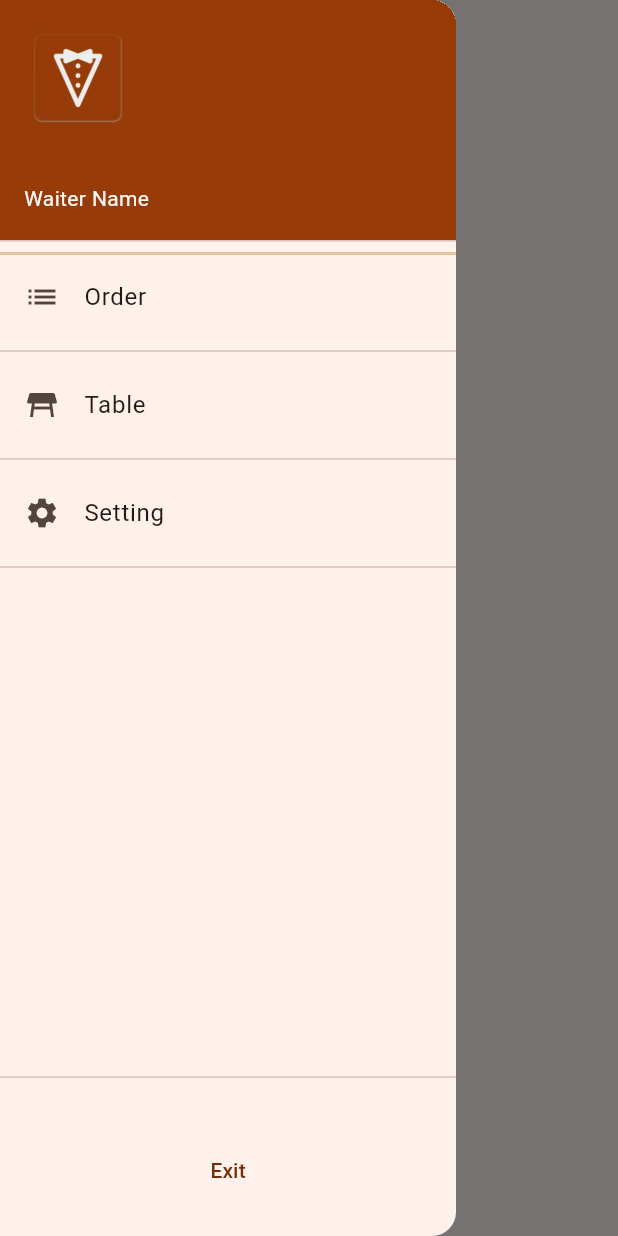
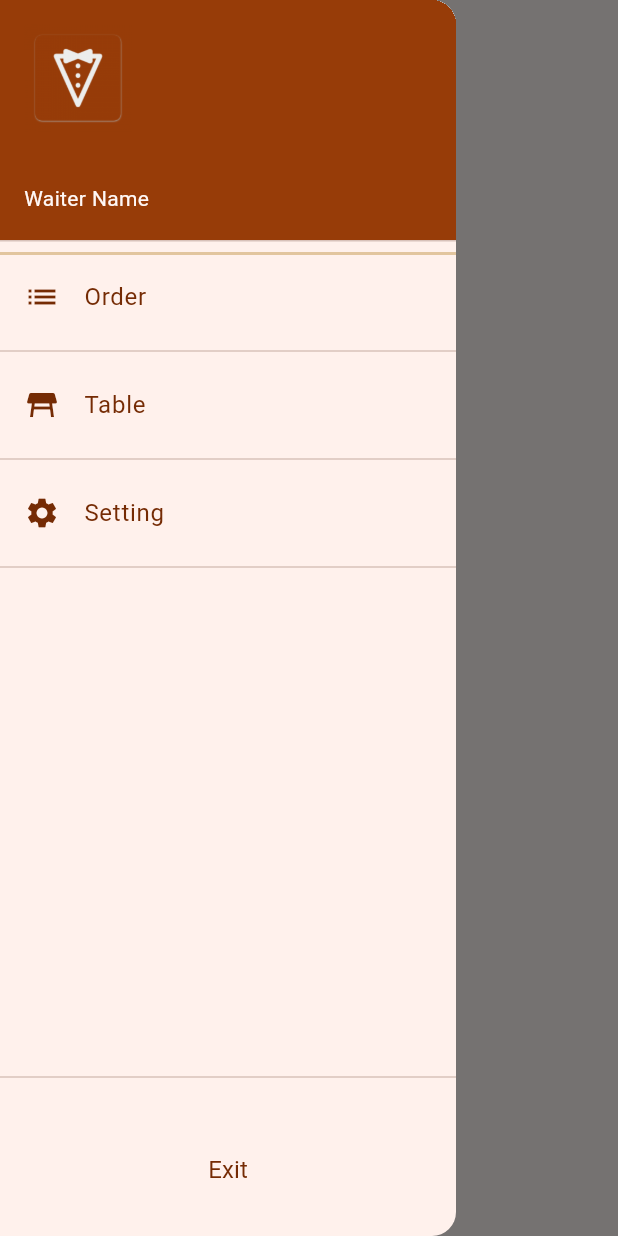
Before and after one commit to BOSDevTeam/waiter_app, a Flutter app: the NavSetting screen opened by its route, with the side drawer open, on a phone screen of 412 x 824 dp. Run offline on Flutter 3.47's test engine with Material 2 defaults, Android fonts, the phone set to English and light mode, and no system bars; our stand-ins replace animated_splash_screen, dio, fluttertoast, hive, hive_flutter, retrofit and 1 more; accounts and stored records are empty; generated files the repository leaves out were written again.

Commit message:
implemented starting code

```diff
--- a/lib/nav_drawer.dart
+++ b/lib/nav_drawer.dart
@@ -1,5 +1,6 @@
 import 'package:flutter/material.dart';
 import 'package:waiter_app/value/app_string.dart';
+import 'package:waiter_app/widget/app_text.dart';
 
 import 'value/app_color.dart';
 
@@ -34,24 +35,28 @@ class _NavDrawerState extends State<NavDrawer> {
             color: AppColor.primary300,
           ),
           ListTile(
-            leading: const Icon(Icons.list),
-            title: const Text(AppString.order),
+            leading: const Icon(
+              Icons.list,
+              color: AppColor.primaryDark,
+            ),
+            title: const AppText(text: AppString.order),
             onTap: () {
               Navigator.of(context).pushReplacementNamed('/nav_order');
             },
           ),
           const Divider(),
           ListTile(
-            leading: const Icon(Icons.table_restaurant),
-            title: const Text(AppString.table),
+            leading:
+                const Icon(Icons.table_restaurant, color: AppColor.primaryDark),
+            title: const AppText(text: AppString.table),
             onTap: () {
               Navigator.of(context).pushReplacementNamed('/nav_table');
             },
           ),
           const Divider(),
           ListTile(
-            leading: const Icon(Icons.settings),
-            title: const Text(AppString.setting),
+            leading: const Icon(Icons.settings, color: AppColor.primaryDark),
+            title: const AppText(text: AppString.setting),
             onTap: () {
               Navigator.of(context).pushReplacementNamed('/nav_setting');
             },
@@ -69,9 +74,8 @@ class _NavDrawerState extends State<NavDrawer> {
                   ),
                   TextButton(
                     onPressed: () {},
-                    child: const Text(
-                      AppString.exit,
-                      style: TextStyle(color: AppColor.primaryDark),
+                    child: const AppText(
+                      text: AppString.exit,
                     ),
                   ),
                   const SizedBox(
--- a/lib/value/app_constant.dart
+++ b/lib/value/app_constant.dart
@@ -2,7 +2,9 @@ import 'package:waiter_app/model/connector_model.dart';
 
 class AppConstant{
   static const String waiterBox="waiter_box";
+  static const String baseUrlBox="base_url_box";
+  static const String connectorBox="connector_box";
 
-  static late final String baseUrl;
-  static late final ConnectorModel connectorModel;
+  /* static final String baseUrl="";
+  static late final ConnectorModel connectorModel; */
 }
--- a/lib/view/navigation/nav_order.dart
+++ b/lib/view/navigation/nav_order.dart
@@ -18,7 +18,8 @@ class _NavOrderState extends State<NavOrder> {
     return Scaffold(
       drawer: const NavDrawer(),
       appBar: AppBar(
-        title: Text(AppString.order, style: TextStyle(color: AppColor.primary)),
+        title: const Text(AppString.order, style: TextStyle(color: AppColor.primary)),
+        iconTheme: const IconThemeData(color: AppColor.primary),
         actions: [
           TextButton(
                     onPressed: () {},
--- a/lib/view/navigation/nav_setting.dart
+++ b/lib/view/navigation/nav_setting.dart
@@ -1,6 +1,7 @@
 import 'package:flutter/material.dart';
 
 import '../../nav_drawer.dart';
+import '../../value/app_color.dart';
 import '../../value/app_string.dart';
 
 class NavSetting extends StatefulWidget {
@@ -15,7 +16,10 @@ class _NavSettingState extends State<NavSetting> {
   Widget build(BuildContext context) {
     return Scaffold(
       drawer: const NavDrawer(),
-      appBar: AppBar(title: const Text(AppString.setting)),
+      appBar: AppBar(
+        title: const Text(AppString.setting, style: TextStyle(color: AppColor.primary)),
+        iconTheme: const IconThemeData(color: AppColor.primary),
+      ),
     );
   }
 }
--- a/lib/view/navigation/nav_table.dart
+++ b/lib/view/navigation/nav_table.dart
@@ -1,6 +1,7 @@
 import 'package:flutter/material.dart';
 
 import '../../nav_drawer.dart';
+import '../../value/app_color.dart';
 import '../../value/app_string.dart';
 
 class NavTable extends StatefulWidget {
@@ -15,7 +16,10 @@ class _NavTableState extends State<NavTable> {
   Widget build(BuildContext context) {
     return Scaffold(
       drawer: const NavDrawer(),
-      appBar: AppBar(title: const Text(AppString.table)),
+      appBar: AppBar(
+        title: const Text(AppString.table, style: TextStyle(color: AppColor.primary)),
+        iconTheme: const IconThemeData(color: AppColor.primary),
+      ),
     );
   }
 }
--- a/lib/view/register_key.dart
+++ b/lib/view/register_key.dart
@@ -59,7 +59,6 @@ class _RegisterKeyState extends State<RegisterKey> {
               alignment: Alignment.topRight,
               child: ElevatedButton(
                   onPressed: () {
-                    Hive.box(AppConstant.waiterBox).clear();
                     Navigator.push(context,
                         MaterialPageRoute(builder: (context) {
                       return const DataDownloading();
--- a/pubspec.yaml
+++ b/pubspec.yaml
@@ -41,6 +41,7 @@ dependencies:
   fluttertoast: ^8.2.2
   hive: ^2.2.3
   hive_flutter: ^1.1.0
+  animated_splash_screen: ^1.3.0
 
 dev_dependencies:
   flutter_test:
```
Also changed, not shown: lib/controller/local_server_con_controller.dart (+32 -5 lines), lib/main.dart (+22 -4 lines), lib/view/data_downloading.dart (+51 -6 lines), lib/view/login.dart (+30 -21 lines), assets/images/foreground.png (added), pubspec.lock.
